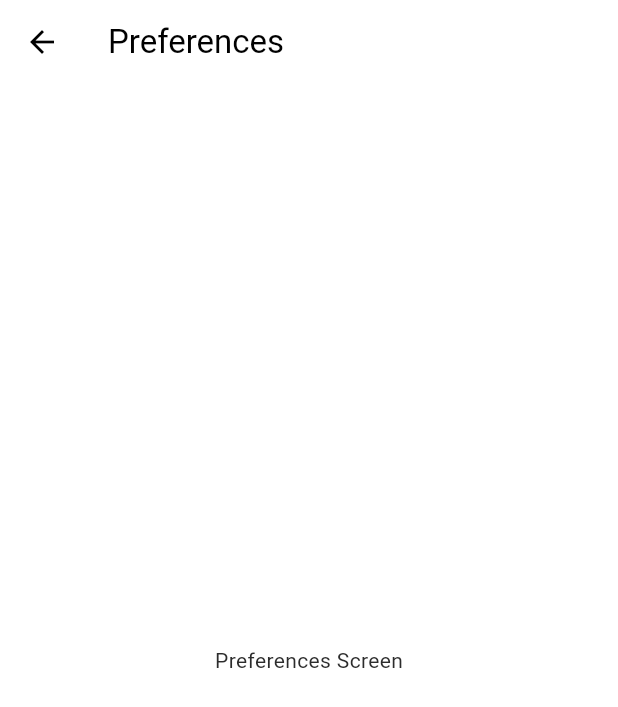
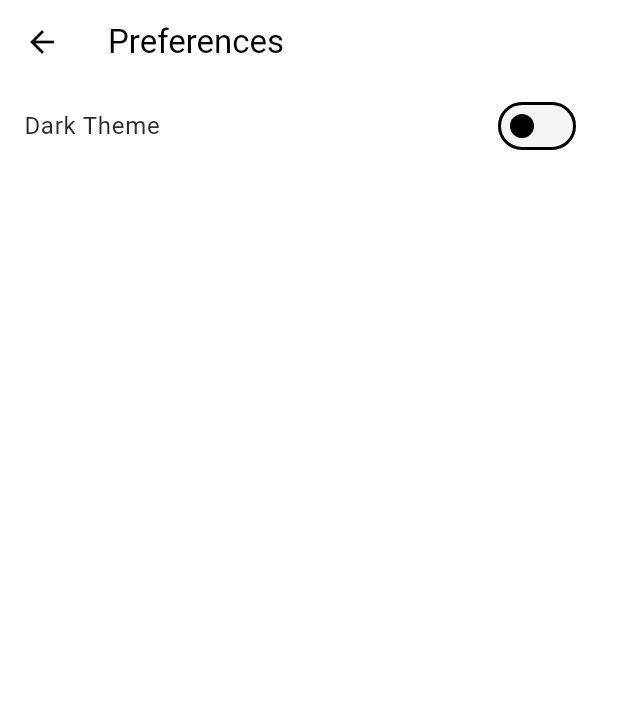
Before and after one commit to JohnBuchmann/flutter_hiit_addict, a Flutter app: the screen it shows after launch, in the side drawer, after a tap on "Preferences", on a phone screen of 412 x 824 dp. Shown: the top 707 px of the screen. Run offline on Flutter 3.47's test engine with Material 3 defaults, Android fonts, the phone set to English and light mode, and no system bars; our stand-ins replace firebase_core, flutter_riverpod; accounts and stored records are empty.

Commit message:
toggle theme in prefs page

```diff
--- a/lib/screens/preferences_screen.dart
+++ b/lib/screens/preferences_screen.dart
@@ -1,16 +1,28 @@
 import 'package:flutter/material.dart';
+import 'package:flutter_riverpod/flutter_riverpod.dart';
+import '../providers/theme_provider.dart';
 
-class PreferencesScreen extends StatelessWidget {
+class PreferencesScreen extends ConsumerWidget {
   const PreferencesScreen({super.key});
 
   @override
-  Widget build(BuildContext context) {
+  Widget build(BuildContext context, WidgetRef ref) {
+    final isDarkMode = ref.watch(themeProvider);
+
     return Scaffold(
       appBar: AppBar(
         title: const Text('Preferences'),
       ),
-      body: const Center(
-        child: Text('Preferences Screen'),
+      body: ListView(
+        children: [
+          SwitchListTile(
+            title: const Text('Dark Theme'),
+            value: isDarkMode,
+            onChanged: (bool value) {
+              ref.read(themeProvider.notifier).toggleTheme();
+            },
+          ),
+        ],
       ),
     );
   }
```
